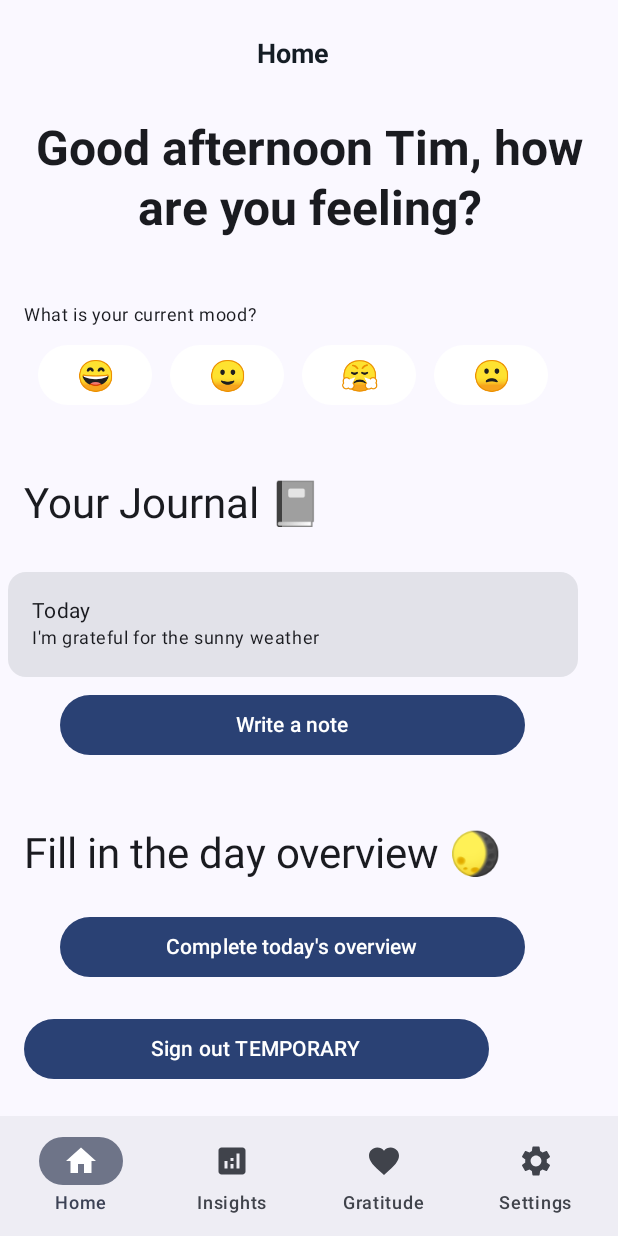
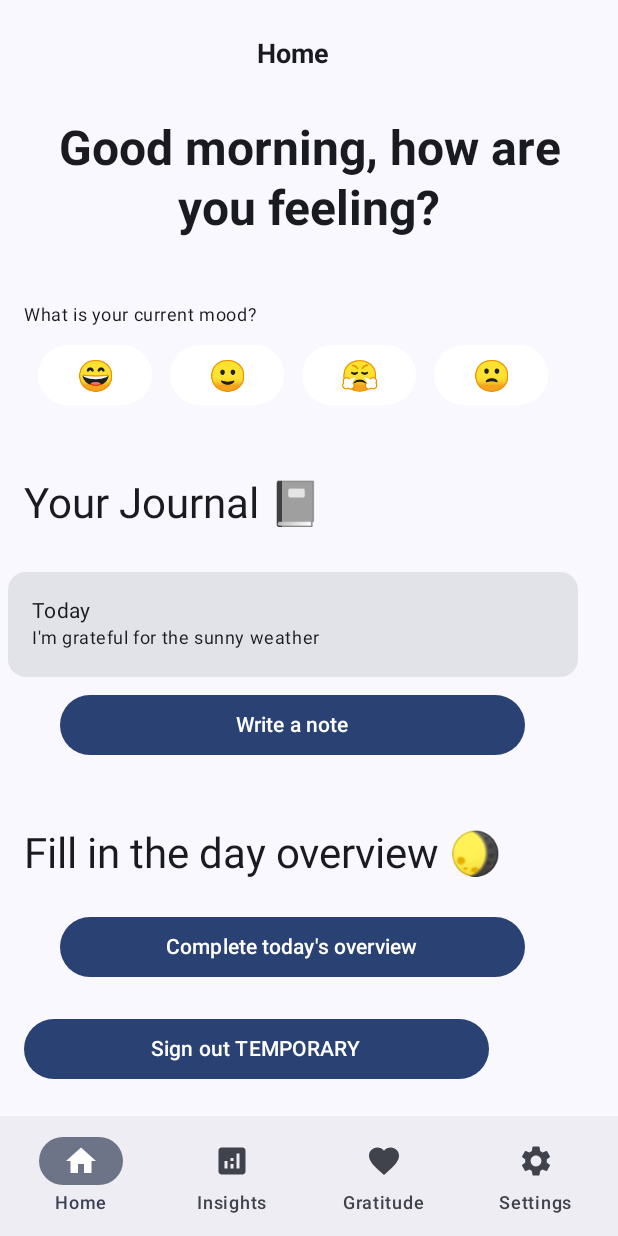
Before and after one commit to Karo555/mental-health-app, an Android app built with Jetpack Compose: the HomeScreen screen opened through its navigation route, on a phone screen of 412 x 824 dp. Run offline under Robolectric (Android 15) with nearby library versions, the phone set to English and light mode, and no system bars; our stand-ins replace Firebase (no records; nobody signed in at launch, a user with empty details on screens opened directly), livedata-compose.

Commit message:
fixed theme for home screen

```diff
--- /dev/null
+++ b/app/src/main/java/com/edu/auri/frontend/gratitude/Gratitude.kt
@@ -0,0 +1,7 @@
+package com.edu.auri.frontend.gratitude
+
+/**
+ *
+ */
+
+fun GratitudeScreen(){}
--- a/app/src/main/java/com/edu/auri/frontend/mainmenu/Home Screen.kt
+++ b/app/src/main/java/com/edu/auri/frontend/mainmenu/Home Screen.kt
@@ -1,7 +1,7 @@
 package com.edu.auri.frontend.mainmenu
 
 
-import android.annotation.SuppressLint
+
 import androidx.compose.foundation.layout.Arrangement
 import androidx.compose.foundation.layout.Box
 import androidx.compose.foundation.layout.Column
@@ -18,15 +18,13 @@ import androidx.compose.material.icons.filled.Home
 import androidx.compose.material.icons.filled.Settings
 import androidx.compose.material3.*
 import androidx.compose.runtime.Composable
-import androidx.compose.runtime.mutableStateOf
-import androidx.compose.runtime.remember
+import androidx.compose.runtime.LaunchedEffect
+import androidx.compose.runtime.livedata.observeAsState
 import androidx.compose.ui.Alignment
 import androidx.compose.ui.Modifier
 import androidx.compose.ui.graphics.Color
-import androidx.compose.ui.platform.LocalContext
 import androidx.compose.ui.res.painterResource
 import androidx.compose.ui.text.TextStyle
-import androidx.compose.ui.text.font.FontStyle
 import androidx.compose.ui.text.font.FontWeight
 import androidx.compose.ui.text.style.TextAlign
 import androidx.compose.ui.tooling.preview.Preview
@@ -35,13 +33,28 @@ import androidx.compose.ui.unit.sp
 import androidx.navigation.NavController
 import androidx.navigation.compose.rememberNavController
 import com.edu.auri.R
+import com.edu.auri.backend.registration.AuthState
 import com.edu.auri.ui.theme.AuriTheme
 import com.edu.auri.backend.registration.AuthViewModel
+import java.util.Calendar
 
+/**
+ * The home screen of the app.
+ * @param modifier The modifier for the composable.
+ * @param navController The navigation controller for the app.
+ * @param authViewModel The authentication view model for the app.
+ */
 
 @Composable
-fun HomeScreen(modifier: Modifier = Modifier, navController: NavController, authViewModel: AuthViewModel) {
-
+fun HomeScreen(modifier: Modifier = Modifier, navController: NavController,
+               authViewModel: AuthViewModel) {
+    val authState = authViewModel.authState.observeAsState()
+    LaunchedEffect(authState.value) {
+        when (authState.value) {
+            is AuthState.Unauthenticated -> navController.navigate("login")
+            else -> Unit
+        }
+    }
 
     // Navigation bar
     Scaffold(
@@ -51,7 +64,7 @@ fun HomeScreen(modifier: Modifier = Modifier, navController: NavController, auth
                     icon = { Icon(Icons.Default.Home, contentDescription = "Home") },
                     label = { Text("Home") },
                     selected = true,
-                    onClick = {}
+                    onClick = {navController.navigate("home")}
                 )
                 NavigationBarItem(
                     icon = {
@@ -62,19 +75,19 @@ fun HomeScreen(modifier: Modifier = Modifier, navController: NavController, auth
                     },
                     label = { Text("Insights") },
                     selected = false,
-                    onClick = {}
+                    onClick = {navController.navigate("insights")}
                 )
                 NavigationBarItem(
                     icon = { Icon(Icons.Default.Favorite, contentDescription = "Gratitude") },
                     label = { Text("Gratitude") },
                     selected = false,
-                    onClick = {}
+                    onClick = {navController.navigate("gratitude")}
                 )
                 NavigationBarItem(
                     icon = { Icon(Icons.Default.Settings, contentDescription = "Settings") },
                     label = { Text("Settings") },
                     selected = false,
-                    onClick = {}
+                    onClick = {navController.navigate("settings")}
                 )
             }
         }
@@ -102,7 +115,6 @@ fun HomeScreen(modifier: Modifier = Modifier, navController: NavController, auth
                         fontSize = 18.sp,
                         lineHeight = 23.sp,
                         fontWeight = FontWeight(700),
-                        color = Color(0xFF141C24),
                         textAlign = TextAlign.Center // Center the text within the Text component
                     )
                 )
@@ -111,7 +123,7 @@ fun HomeScreen(modifier: Modifier = Modifier, navController: NavController, auth
             Spacer(modifier = Modifier.height(16.dp)) // Add space between elements
 
             Text(
-                text = "Good afternoon Tim, how are you feeling?", //TODO Global username and  welcome message depending on time of day
+                text = "${getGreeting()}, how are you feeling?", //TODO Global username and  welcome message depending on time of day
                 style = TextStyle(
                     fontSize = 32.sp,
                     lineHeight = 40.sp,
@@ -123,7 +135,7 @@ fun HomeScreen(modifier: Modifier = Modifier, navController: NavController, auth
 
             Spacer(modifier = Modifier.height(44.dp)) // Add space between elements
             Text(
-                text = "What is your current mood?", //TODO Global username and  welcome message depending on time of day
+                text = "What is your current mood?",
                 style = MaterialTheme.typography.bodySmall,
                 modifier = Modifier.padding(horizontal = 16.dp) // Add horizontal padding for alignment
             )
@@ -153,8 +165,7 @@ fun HomeScreen(modifier: Modifier = Modifier, navController: NavController, auth
                     text = "Your Journal \uD83D\uDCD3 ",
                     style = MaterialTheme.typography.headlineMedium
                 )
-            }// Add space between elements
-
+            }
             Spacer(modifier = Modifier.height(15.dp)) // Add space between elements
             Box(
                 modifier = Modifier
@@ -292,7 +303,14 @@ fun QuickActionItem(actionName: String) {
     }
 }
 
-
+fun getGreeting(): String {
+    val currentTime = Calendar.getInstance().get(Calendar.HOUR_OF_DAY)
+    return when (currentTime) {
+        in 6..11 -> "Good morning"
+        in 12..17 -> "Good afternoon"
+        else -> "Good evening"
+    }
+}
 
 //@Preview
 //@Composable
--- a/app/src/main/java/com/edu/auri/frontend/navigation/AuriNavigation.kt
+++ b/app/src/main/java/com/edu/auri/frontend/navigation/AuriNavigation.kt
@@ -6,8 +6,11 @@ import androidx.navigation.compose.NavHost
 import androidx.navigation.compose.composable
 import androidx.navigation.compose.rememberNavController
 import com.edu.auri.backend.registration.AuthViewModel
+import com.edu.auri.frontend.gratitude.GratitudeScreen
+import com.edu.auri.frontend.insights.Insights
 import com.edu.auri.frontend.login.LoginScreen
 import com.edu.auri.frontend.mainmenu.HomeScreen
+import com.edu.auri.frontend.setttings.SettingsScreen
 import com.edu.auri.frontend.sign_up.RegistrationScreen
 import com.edu.auri.frontend.welcomescreen.WelcomeScreen
 
@@ -30,6 +33,15 @@ fun AuriNavigation(modifier: Modifier = Modifier, authViewModel: AuthViewModel)
                 LoginScreen(modifier, navController, authViewModel)
 
             }
+            composable("insights") {
+                Insights()
+            }
+            composable("settings") {
+                SettingsScreen()
+            }
+            composable("gratitude") {
+                GratitudeScreen()
+            }
         }
     )
 
--- a/app/src/main/java/com/edu/auri/frontend/welcomescreen/Welcome Screen.kt
+++ b/app/src/main/java/com/edu/auri/frontend/welcomescreen/Welcome Screen.kt
@@ -66,7 +66,7 @@ fun WelcomeScreen(modifier: Modifier = Modifier, navController: NavController, a
             ) {
                 Spacer(modifier = Modifier.height(140.dp))
                 Text(
-                    text = "Welcome to Auri", //TODO Global username and  welcome message depending on time of day
+                    text = "Welcome to Auri",
                     style = TextStyle(
                         fontSize = 42.sp,
                         lineHeight = 40.sp,
@@ -89,6 +89,7 @@ fun WelcomeScreen(modifier: Modifier = Modifier, navController: NavController, a
                         fontSize = 16.sp,
                         fontStyle = FontStyle.Italic,
                         fontWeight = FontWeight(700),
+                        color = Color(0xFF141C24),
                     ),
                     textAlign = TextAlign.Center
                 )
@@ -100,7 +101,11 @@ fun WelcomeScreen(modifier: Modifier = Modifier, navController: NavController, a
                     modifier = Modifier.width(200.dp),
                     colors = ButtonDefaults.buttonColors(Color(0xFF141C24)),
                 ) {
-                    Text(text = "Sign up")
+                    Text(text = "Sign up",
+                    style = TextStyle(
+                        color = Color(0xFFFFFFFF),
+                    )
+                    )
                 }
                 Spacer(modifier = Modifier.height(16.dp))
 
```
